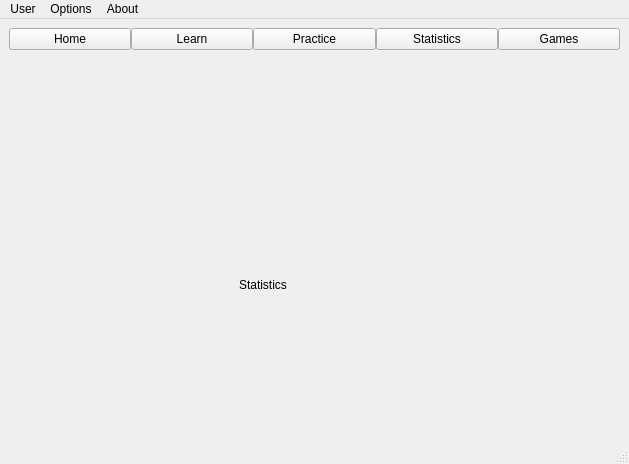
This is src/ui/homepage.ui in AzariasB/QTypingTest as Qt 5 draws it before an edit. The edited form follows.
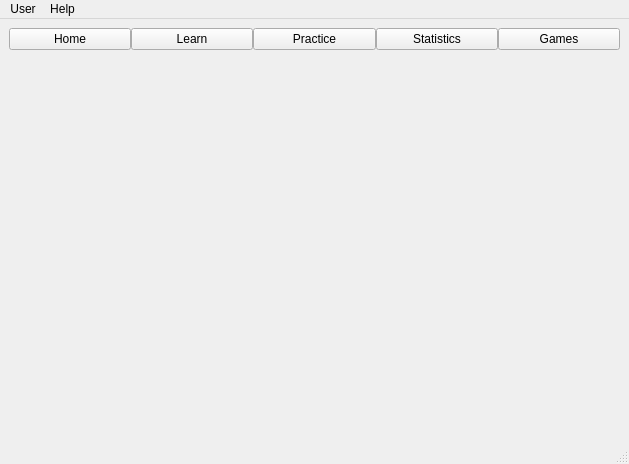
This is the edited form. The open tabs and pages were chosen to show the change.

Commit message: Adding options for the user, Added 'about' dialog

The edit to the form file:
```diff
--- a/src/ui/homepage.ui
+++ b/src/ui/homepage.ui
@@ -175,19 +175,6 @@
              <verstretch>0</verstretch>
             </sizepolicy>
            </property>
-           <widget class="QLabel" name="label_3">
-            <property name="geometry">
-             <rect>
-              <x>230</x>
-              <y>220</y>
-              <width>67</width>
-              <height>17</height>
-             </rect>
-            </property>
-            <property name="text">
-             <string>Statistics</string>
-            </property>
-           </widget>
           </widget>
           <widget class="QWidget" name="page_games">
            <property name="sizePolicy">
@@ -211,7 +198,7 @@
      <x>0</x>
      <y>0</y>
      <width>629</width>
-     <height>25</height>
+     <height>22</height>
     </rect>
    </property>
    <widget class="QMenu" name="menuUser">
@@ -221,19 +208,14 @@
     <addaction name="actionChange_user_2"/>
     <addaction name="actionHomepage"/>
    </widget>
-   <widget class="QMenu" name="menuOptions">
+   <widget class="QMenu" name="menuHelp">
     <property name="title">
-     <string>Options</string>
+     <string>Help</string>
     </property>
-   </widget>
-   <widget class="QMenu" name="menuAbout">
-    <property name="title">
-     <string>About</string>
-    </property>
+    <addaction name="action_about"/>
    </widget>
    <addaction name="menuUser"/>
-   <addaction name="menuOptions"/>
-   <addaction name="menuAbout"/>
+   <addaction name="menuHelp"/>
   </widget>
   <widget class="QStatusBar" name="statusbar"/>
   <action name="actionChange_user">
```
Left out of the diff: 29 changed lines with no effect on the pictures. The commit also changes 14 other files.
